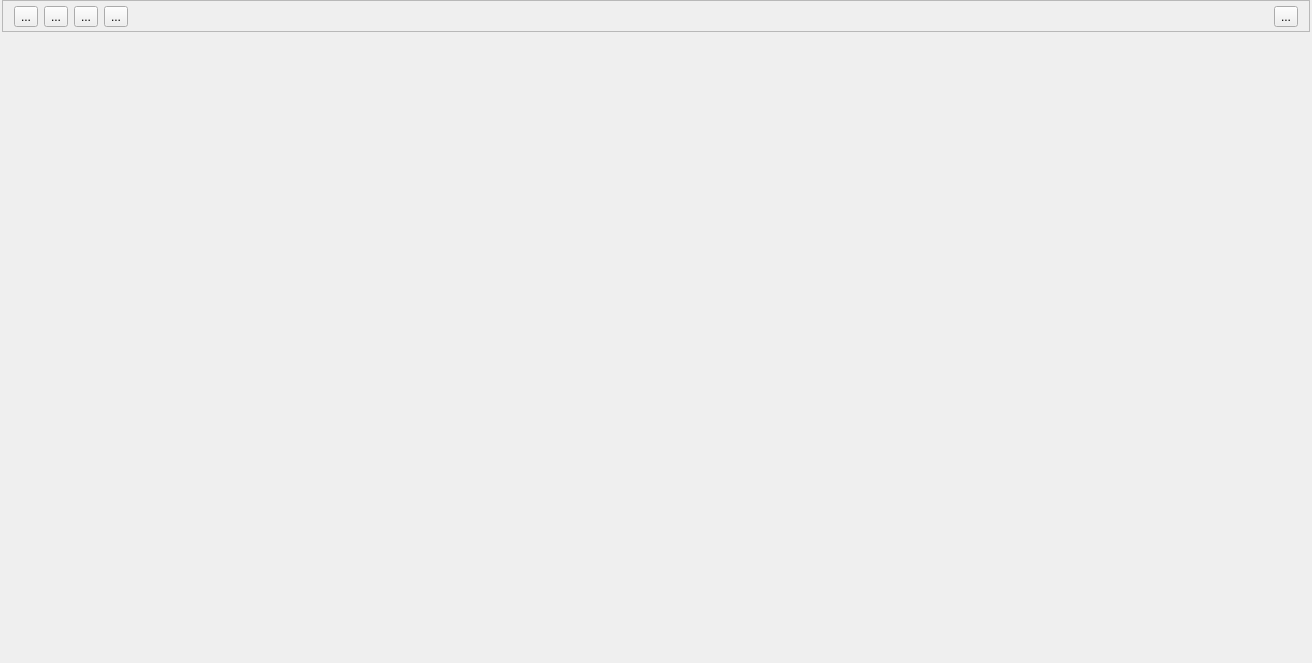
Before: the Qt Designer form src/mainwindow.ui in Quick-Event/startertool, drawn with Qt 5.
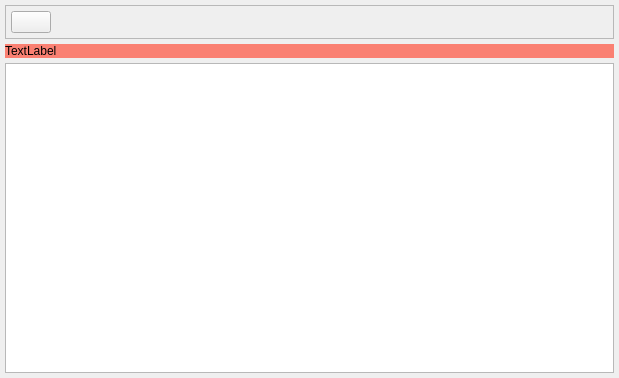
After: the same form once the commit is applied. Icons and pictures are not drawn.

The edit to the form file:
```diff
--- a/src/mainwindow.ui
+++ b/src/mainwindow.ui
@@ -6,8 +6,8 @@
    <rect>
     <x>0</x>
     <y>0</y>
-    <width>1312</width>
-    <height>663</height>
+    <width>619</width>
+    <height>378</height>
    </rect>
   </property>
   <property name="windowTitle">
@@ -28,19 +28,19 @@
    </property>
    <layout class="QVBoxLayout" name="verticalLayout">
     <property name="spacing">
-     <number>2</number>
+     <number>5</number>
     </property>
     <property name="leftMargin">
-     <number>2</number>
+     <number>5</number>
     </property>
     <property name="topMargin">
-     <number>0</number>
+     <number>5</number>
     </property>
     <property name="rightMargin">
-     <number>2</number>
+     <number>5</number>
     </property>
     <property name="bottomMargin">
-     <number>0</number>
+     <number>5</number>
     </property>
     <item>
      <widget class="QFrame" name="frame">
@@ -51,16 +51,25 @@
        <enum>QFrame::Raised</enum>
       </property>
       <layout class="QHBoxLayout" name="horizontalLayout">
+       <property name="spacing">
+        <number>5</number>
+       </property>
+       <property name="leftMargin">
+        <number>5</number>
+       </property>
        <property name="topMargin">
         <number>5</number>
        </property>
+       <property name="rightMargin">
+        <number>5</number>
+       </property>
        <property name="bottomMargin">
-        <number>4</number>
+        <number>5</number>
        </property>
        <item>
-        <widget class="QToolButton" name="tbShowMenu">
+        <widget class="QPushButton" name="tbShowMenu">
          <property name="text">
-          <string>...</string>
+          <string/>
          </property>
          <property name="icon">
           <iconset resource="../brclab2.qrc">
@@ -74,57 +83,6 @@
          </property>
         </widget>
        </item>
-       <item>
-        <widget class="QToolButton" name="tbShowMainWidget">
-         <property name="text">
-          <string>...</string>
-         </property>
-         <property name="icon">
-          <iconset resource="../brclab2.qrc">
-           <normaloff>:/images/tunning.svg</normaloff>:/images/tunning.svg</iconset>
-         </property>
-         <property name="iconSize">
-          <size>
-           <width>32</width>
-           <height>32</height>
-          </size>
-         </property>
-        </widget>
-       </item>
-       <item>
-        <widget class="QToolButton" name="tbShowSettingsWidget">
-         <property name="text">
-          <string>...</string>
-         </property>
-         <property name="icon">
-          <iconset resource="../brclab2.qrc">
-           <normaloff>:/images/cog.svg</normaloff>:/images/cog.svg</iconset>
-         </property>
-         <property name="iconSize">
-          <size>
-           <width>32</width>
-           <height>32</height>
-          </size>
-         </property>
-        </widget>
-       </item>
-       <item>
-        <widget class="QToolButton" name="tbShowAlarmsWidget">
-         <property name="text">
-          <string>...</string>
-         </property>
-         <property name="icon">
-          <iconset resource="../brclab2.qrc">
-           <normaloff>:/images/alert.svg</normaloff>:/images/alert.svg</iconset>
-         </property>
-         <property name="iconSize">
-          <size>
-           <width>32</width>
-           <height>32</height>
-          </size>
-         </property>
-        </widget>
-       </item>
        <item>
         <spacer name="horizontalSpacer">
          <property name="orientation">
@@ -139,22 +97,9 @@
         </spacer>
        </item>
        <item>
-        <widget class="QToolButton" name="tbShowConnectionWidget">
-         <property name="text">
-          <string>...</string>
-         </property>
-         <property name="icon">
-          <iconset resource="../brclab2.qrc">
-           <normaloff>:/images/connection.svg</normaloff>:/images/connection.svg</iconset>
-         </property>
-         <property name="iconSize">
-          <size>
-           <width>32</width>
-           <height>32</height>
-          </size>
-         </property>
-         <property name="cssClass" stdset="0">
-          <string>connectionNotConnected</string>
+        <widget class="QLabel" name="connectionState">
+         <property name="pixmap">
+          <pixmap resource="../startertool.qrc">:/images/off-led.svg</pixmap>
          </property>
         </widget>
        </item>
@@ -162,21 +107,41 @@
      </widget>
     </item>
     <item>
-     <widget class="QStackedWidget" name="stackedWidget">
-      <property name="sizePolicy">
-       <sizepolicy hsizetype="Minimum" vsizetype="Preferred">
-        <horstretch>0</horstretch>
-        <verstretch>0</verstretch>
-       </sizepolicy>
-      </property>
+     <widget class="QLabel" name="lblError">
       <property name="styleSheet">
-       <string notr="true"/>
+       <string notr="true">background: salmon; color: black</string>
       </property>
-      <property name="border" stdset="0">
-       <bool>true</bool>
+      <property name="text">
+       <string>TextLabel</string>
       </property>
      </widget>
     </item>
+    <item>
+     <widget class="QStackedWidget" name="stackedWidget">
+      <widget class="QWidget" name="tablePage">
+       <layout class="QVBoxLayout" name="verticalLayout_2">
+        <property name="spacing">
+         <number>0</number>
+        </property>
+        <property name="leftMargin">
+         <number>0</number>
+        </property>
+        <property name="topMargin">
+         <number>0</number>
+        </property>
+        <property name="rightMargin">
+         <number>0</number>
+        </property>
+        <property name="bottomMargin">
+         <number>0</number>
+        </property>
+        <item>
+         <widget class="QTableView" name="tableView"/>
+        </item>
+       </layout>
+      </widget>
+     </widget>
+    </item>
    </layout>
   </widget>
  </widget>
```
Left out of the diff: 9 changed lines with no effect on the pictures.
